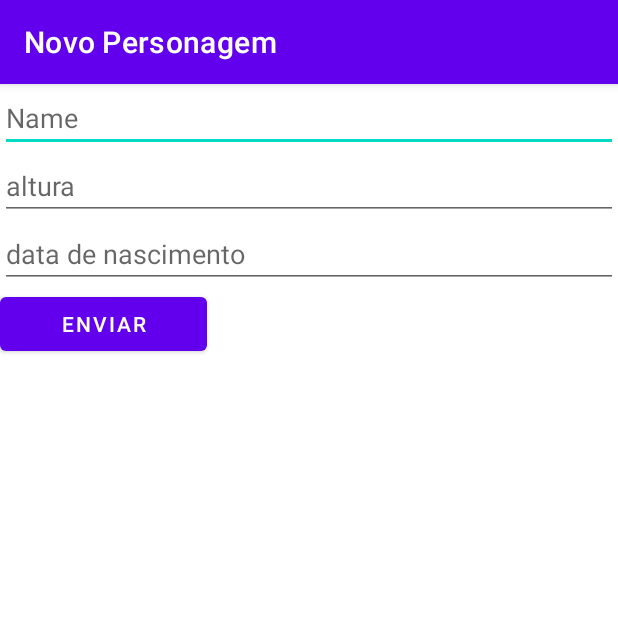
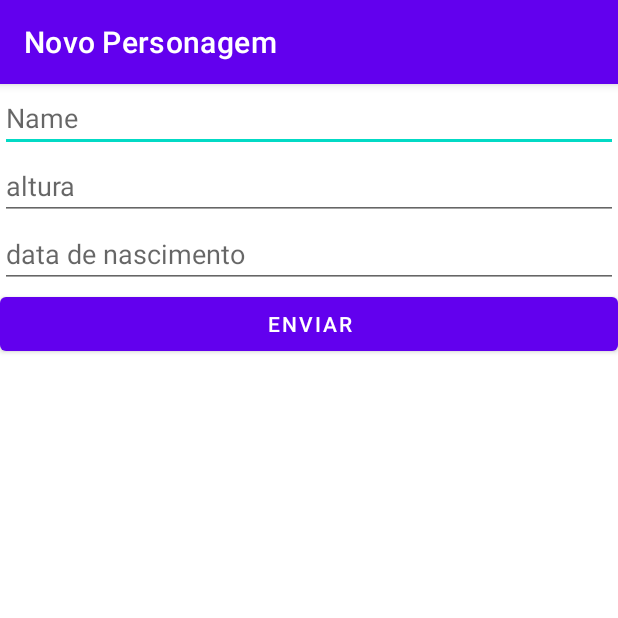
Before and after one commit to WDGustavo/GustavoHenrique_190339_AGM_Final, an Android app: the screen it shows after launch (FormularioPersonagensActivity), after a tap on an icon or button, on a phone screen of 412 x 824 dp, the top half of it. Run offline under Robolectric (Android 15) with nearby library versions, the phone set to English and light mode, and no system bars.

```diff
--- a/app/src/main/res/layout/activity_formulario_personagens.xml
+++ b/app/src/main/res/layout/activity_formulario_personagens.xml
@@ -33,7 +33,7 @@
 
     <Button
         android:id="@+id/button_enviar"
-        android:layout_width="138dp"
+        android:layout_width="match_parent"
         android:layout_height="wrap_content"
         android:text="enviar" />
 </LinearLayout>
--- /dev/null
+++ b/app/src/main/res/menu/activity_lista_personagem_menu.xml
@@ -0,0 +1,10 @@
+<?xml version="1.0" encoding="utf-8"?>
+<menu xmlns:android="http://schemas.android.com/apk/res/android">
+
+
+    <item
+        android:id="@+id/activity_lista_personagem_menu_remover"
+        android:title="Remover"
+
+        />
+</menu>
```
Also changed, not shown: app/src/main/java/com/gustavoh/listchracters/dao/PersonagemDAO.java (+10 -1 lines), app/src/main/java/com/gustavoh/listchracters/ui/actvities/ListaPersonagemActivity.java (+38 -7 lines).
